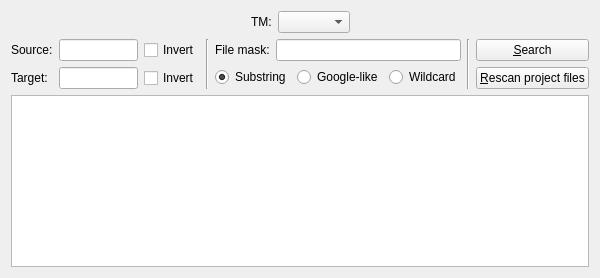
This is src/tm/queryoptions.ui in KDE/lokalize as Qt 5 draws it before an edit. The edited form follows.
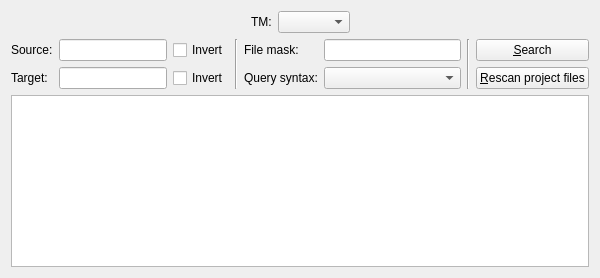
This is the edited form. Custom widgets are drawn as their Qt base class.

Commit message: *use combobox for choosing query syntax in tm search to save screen spase *small changes in filesearch tab

The edit to the form file:
```diff
--- a/src/tm/queryoptions.ui
+++ b/src/tm/queryoptions.ui
@@ -125,10 +125,8 @@
       </widget>
      </item>
      <item>
-      <layout class="QVBoxLayout" name="optionsLayout">
-       <item>
-        <layout class="QHBoxLayout" name="filemaskLayout">
-         <item>
+      <layout class="QGridLayout" name="optionsLayout">
+       <item row="1" column="1">
           <widget class="QLabel" name="label_2">
            <property name="toolTip">
             <string/>
@@ -141,7 +139,7 @@
            </property>
           </widget>
          </item>
-         <item>
+       <item row="1" column="2">
           <widget class="KLineEdit" name="filemask">
            <property name="sizePolicy">
             <sizepolicy hsizetype="MinimumExpanding" vsizetype="Fixed">
@@ -154,47 +152,22 @@
            </property>
           </widget>
          </item>
-        </layout>
-       </item>
-       <item>
-        <layout class="QHBoxLayout" name="queryStyleLayout">
-         <item>
-          <widget class="QRadioButton" name="substr">
-           <property name="toolTip">
-            <string>Case insensitive</string>
-           </property>
+       <item row="2" column="1">
+        <widget class="QLabel" name="label_s">
            <property name="text">
-            <string comment="@option:radio">Substring</string>
-           </property>
-           <property name="checked">
-            <bool>true</bool>
+          <string>Query syntax:</string>
+         </property>
+         <property name="buddy">
+          <cstring>queryStyle</cstring>
            </property>
           </widget>
          </item>
-         <item>
-          <widget class="QRadioButton" name="like">
-           <property name="toolTip">
-            <string>Space is AND operator. Case insensitive.</string>
-           </property>
-           <property name="text">
-            <string comment="@option:radio">Google-like</string>
-           </property>
-           <property name="checked">
-            <bool>false</bool>
-           </property>
-          </widget>
-         </item>
-         <item>
-          <widget class="QRadioButton" name="glob">
-           <property name="toolTip">
-            <string>Shell globs (* and ?). Case sensitive.</string>
-           </property>
-           <property name="text">
-            <string comment="@option:radio">Wildcard</string>
-           </property>
-          </widget>
-         </item>
-        </layout>
+       <item row="2" column="2">
+        <widget class="KComboBox" name="queryStyle">
+         <property name="currentIndex">
+          <number>-1</number>
+         </property>
+        </widget>
        </item>
       </layout>
      </item>
@@ -250,6 +223,11 @@
   </layout>
  </widget>
  <customwidgets>
+  <customwidget>
+   <class>KComboBox</class>
+   <extends>QComboBox</extends>
+   <header>kcombobox.h</header>
+  </customwidget>
   <customwidget>
    <class>KLineEdit</class>
    <extends>QLineEdit</extends>
```
Left out of the diff: 4 changed lines with no effect on the pictures. Lines whose indentation alone changed are shown as unchanged. The commit also changes 4 other files.
